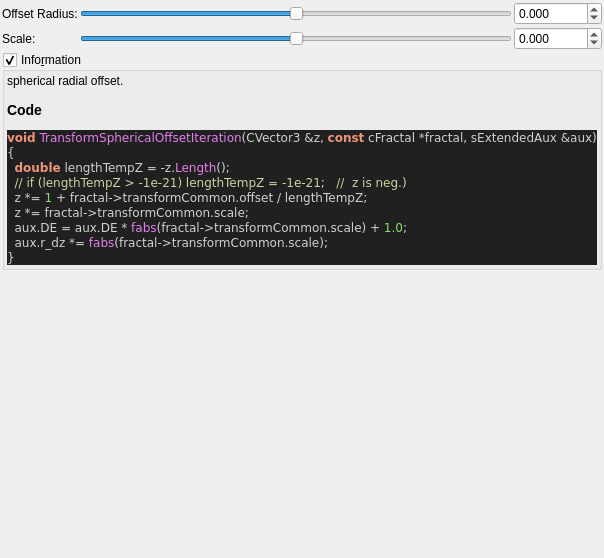
Before: the Qt Designer form mandelbulber2/qt_data/fractal_transf_spherical_offset.ui in buddhi1980/mandelbulber2, drawn with Qt 5.
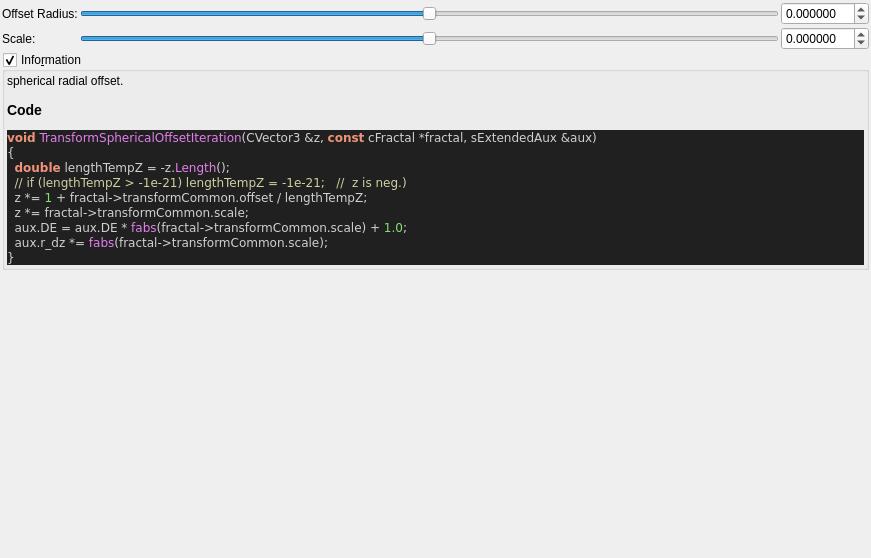
After: the same form once the commit is applied. Custom widgets are drawn as their Qt base class.

What changed in the file:
```diff
--- a/mandelbulber2/qt_data/fractal_transf_spherical_offset.ui
+++ b/mandelbulber2/qt_data/fractal_transf_spherical_offset.ui
@@ -6,7 +6,7 @@
    <rect>
     <x>0</x>
     <y>0</y>
-    <width>519</width>
+    <width>871</width>
     <height>558</height>
    </rect>
   </property>
@@ -50,10 +50,10 @@
         </sizepolicy>
        </property>
        <property name="minimum">
-        <number>-18000</number>
+        <number>-5000000</number>
        </property>
        <property name="maximum">
-        <number>18000</number>
+        <number>5000000</number>
        </property>
        <property name="value">
         <number>0</number>
@@ -81,13 +81,13 @@
         <string/>
        </property>
        <property name="decimals">
-        <number>3</number>
+        <number>6</number>
        </property>
        <property name="minimum">
-        <double>-36000.000000000000000</double>
+        <double>-99.989999999999995</double>
        </property>
        <property name="maximum">
-        <double>36000.000000000000000</double>
+        <double>99.989999999999995</double>
        </property>
        <property name="singleStep">
         <double>0.100000000000000</double>
@@ -109,13 +109,13 @@
         <string/>
        </property>
        <property name="decimals">
-        <number>3</number>
+        <number>6</number>
        </property>
        <property name="minimum">
-        <double>-36000.000000000000000</double>
+        <double>-99.989999999999995</double>
        </property>
        <property name="maximum">
-        <double>36000.000000000000000</double>
+        <double>99.989999999999995</double>
        </property>
        <property name="singleStep">
         <double>0.100000000000000</double>
@@ -131,10 +131,10 @@
         </sizepolicy>
        </property>
        <property name="minimum">
-        <number>-18000</number>
+        <number>-5000000</number>
        </property>
        <property name="maximum">
-        <number>18000</number>
+        <number>5000000</number>
        </property>
        <property name="value">
         <number>0</number>
```
